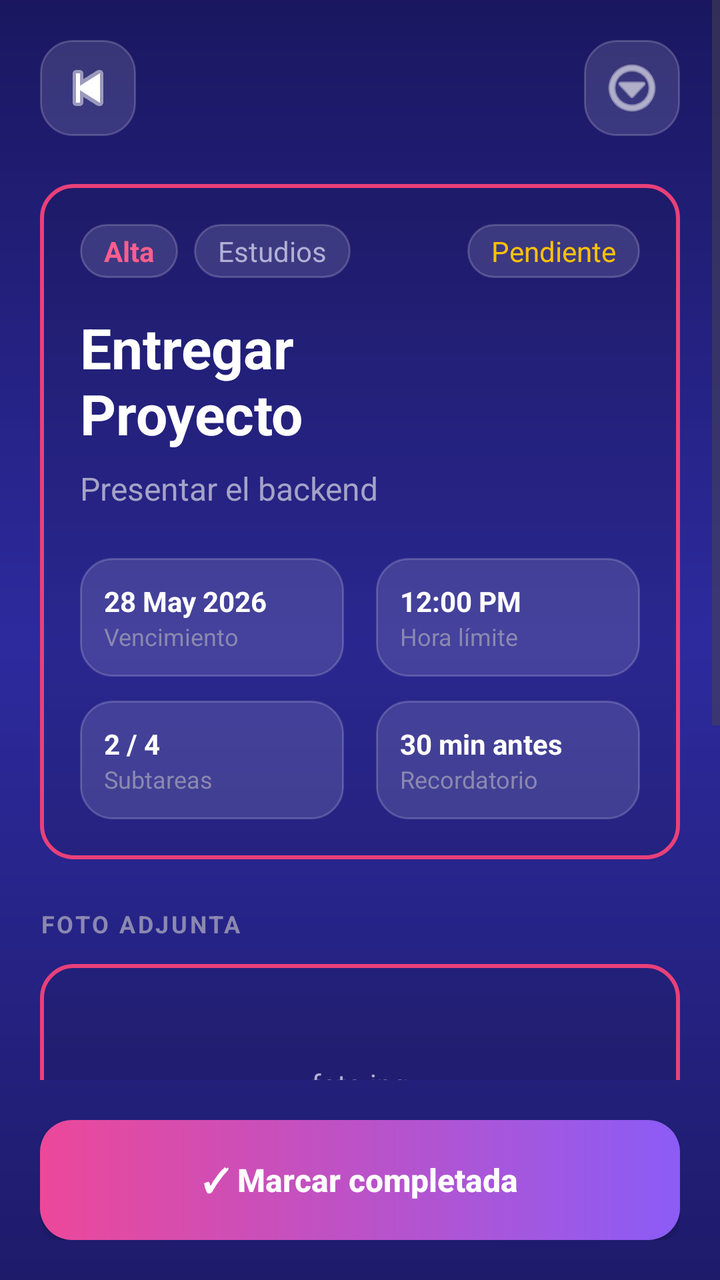
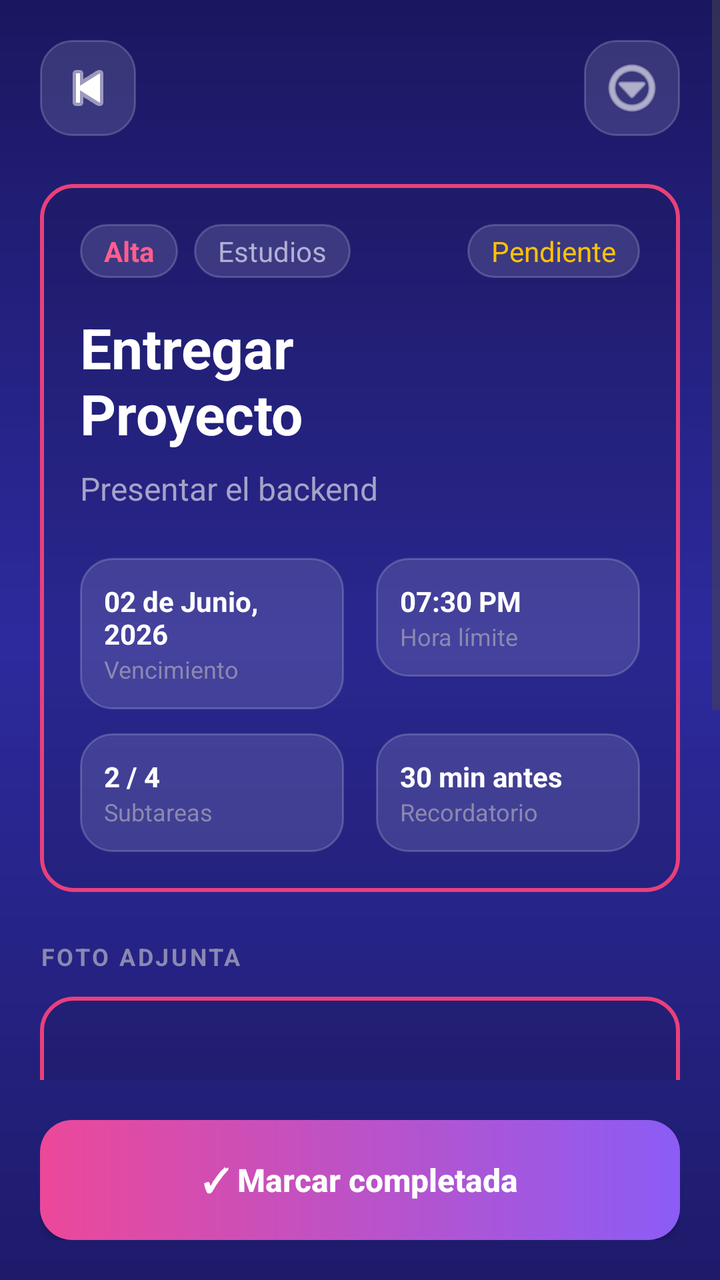

Two renders of the same Android screen: before a commit and after it. Below are the layout's source before the change and the commit's diff.
<!-- AndroidManifest.xml: application theme Theme.AppTareas -->
<!-- res/layout/detalle_tarea.xml -->
<?xml version="1.0" encoding="utf-8"?>
<androidx.constraintlayout.widget.ConstraintLayout
    xmlns:android="http://schemas.android.com/apk/res/android"
    xmlns:app="http://schemas.android.com/apk/res-auto"
    android:layout_width="match_parent"
    android:layout_height="match_parent"
    android:background="@drawable/bg_gradient_login">

    <ScrollView
        android:id="@+id/scrollView"
        android:layout_width="match_parent"
        android:layout_height="0dp"
        android:clipToPadding="false"
        android:paddingBottom="20dp"
        app:layout_constraintTop_toTopOf="parent"
        app:layout_constraintBottom_toTopOf="@+id/bottom_container"
        app:layout_constraintStart_toStartOf="parent"
        app:layout_constraintEnd_toEndOf="parent">

        <LinearLayout
            android:layout_width="match_parent"
            android:layout_height="wrap_content"
            android:orientation="vertical"
            android:padding="20dp">

            <RelativeLayout
                android:layout_width="match_parent"
                android:layout_height="wrap_content"
                android:layout_marginBottom="24dp">

                <ImageButton
                    android:id="@+id/btn_back"
                    android:layout_width="48dp"
                    android:layout_height="48dp"
                    android:layout_alignParentStart="true"
                    android:background="@drawable/bg_glass_input"
                    android:src="@android:drawable/ic_media_previous"
                    android:contentDescription="@string/desc_boton_volver"
                    app:tint="#FFFFFF" />

                <ImageButton
                    android:id="@+id/btn_options"
                    android:layout_width="48dp"
                    android:layout_height="48dp"
                    android:layout_alignParentEnd="true"
                    android:background="@drawable/bg_glass_input"
                    android:src="@android:drawable/ic_menu_more"
                    android:contentDescription="@string/desc_boton_opciones"
                    app:tint="#FFFFFF" />
            </RelativeLayout>

            <LinearLayout
                android:layout_width="match_parent"
                android:layout_height="wrap_content"
                android:background="@drawable/bg_option_selected"
                android:orientation="vertical"
                android:padding="20dp">

                <RelativeLayout
                    android:layout_width="match_parent"
                    android:layout_height="wrap_content"
                    android:layout_marginBottom="16dp">

                    <LinearLayout
                        android:layout_width="wrap_content"
                        android:layout_height="wrap_content"
                        android:orientation="horizontal">

                        <TextView
                            android:id="@+id/tv_prioridad"
                            android:layout_width="wrap_content"
                            android:layout_height="wrap_content"
                            android:text="@string/prioridad_alta"
                            android:textColor="#FF5E8E"
                            android:textStyle="bold"
                            android:paddingHorizontal="12dp"
                            android:paddingVertical="4dp"
                            android:background="@drawable/bg_glass_input" />

                        <TextView
                            android:id="@+id/tv_categoria"
                            android:layout_width="wrap_content"
                            android:layout_height="wrap_content"
                            android:layout_marginStart="8dp"
                            android:text="@string/cat_estudios"
                            android:textColor="#B3B0D6"
                            android:paddingHorizontal="12dp"
                            android:paddingVertical="4dp"
                            android:background="@drawable/bg_glass_input" />
                    </LinearLayout>

                    <TextView
                        android:id="@+id/tv_estado"
                        android:layout_width="wrap_content"
                        android:layout_height="wrap_content"
                        android:layout_alignParentEnd="true"
                        android:text="@string/estado_pendiente"
                        android:textColor="#FFC107"
                        android:paddingHorizontal="12dp"
                        android:paddingVertical="4dp"
                        android:background="@drawable/bg_glass_input" />
                </RelativeLayout>

                <TextView
                    android:id="@+id/tv_titulo_tarea"
                    android:layout_width="match_parent"
                    android:layout_height="wrap_content"
                    android:text="@string/titulo_tarea_ejemplo"
                    android:textColor="#FFFFFF"
                    android:textSize="28sp"
                    android:textStyle="bold"
                    android:layout_marginBottom="8dp"/>

                <TextView
                    android:id="@+id/tv_descripcion_tarea"
                    android:layout_width="match_parent"
                    android:layout_height="wrap_content"
                    android:text="@string/desc_tarea_ejemplo"
                    android:textColor="#A5A3C7"
                    android:textSize="16sp"
                    android:layout_marginBottom="24dp"/>

                <GridLayout
                    android:layout_width="match_parent"
                    android:layout_height="wrap_content"
                    android:columnCount="2"
                    android:rowCount="2">

                    <LinearLayout
                        android:layout_width="0dp"
                        android:layout_height="wrap_content"
                        android:layout_columnWeight="1"
                        android:layout_marginEnd="8dp"
                        android:layout_marginBottom="12dp"
                        android:background="@drawable/bg_glass_input"
                        android:orientation="vertical"
                        android:padding="12dp">
                        <TextView
                            android:layout_width="wrap_content"
                            android:layout_height="wrap_content"
                            android:text="@string/fecha_ejemplo"
                            android:textColor="#FFFFFF"
                            android:textStyle="bold"/>
                        <TextView
                            android:layout_width="wrap_content"
                            android:layout_height="wrap_content"
                            android:text="@string/label_vencimiento"
                            android:textColor="#8B88B1"
                            android:textSize="12sp"/>
                    </LinearLayout>

                    <LinearLayout
                        android:layout_width="0dp"
                        android:layout_height="wrap_content"
                        android:layout_columnWeight="1"
                        android:layout_marginStart="8dp"
                        android:layout_marginBottom="12dp"
                        android:background="@drawable/bg_glass_input"
                        android:orientation="vertical"
                        android:padding="12dp">
                        <TextView
                            android:layout_width="wrap_content"
                            android:layout_height="wrap_content"
                            android:text="@string/hora_ejemplo"
                            android:textColor="#FFFFFF"
                            android:textStyle="bold"/>
                        <TextView
                            android:layout_width="wrap_content"
                            android:layout_height="wrap_content"
                            android:text="@string/label_hora_limite"
                            android:textColor="#8B88B1"
                            android:textSize="12sp"/>
                    </LinearLayout>

                    <LinearLayout
                        android:layout_width="0dp"
                        android:layout_height="wrap_content"
                        android:layout_columnWeight="1"
                        android:layout_marginEnd="8dp"
                        android:background="@drawable/bg_glass_input"
                        android:orientation="vertical"
                        android:padding="12dp">
                        <TextView
                            android:layout_width="wrap_content"
                            android:layout_height="wrap_content"
                            android:text="@string/subtareas_ejemplo"
                            android:textColor="#FFFFFF"
                            android:textStyle="bold"/>
                        <TextView
                            android:layout_width="wrap_content"
                            android:layout_height="wrap_content"
                            android:text="@string/label_subtareas"
                            android:textColor="#8B88B1"
                            android:textSize="12sp"/>
                    </LinearLayout>

                    <LinearLayout
                        android:layout_width="0dp"
                        android:layout_height="wrap_content"
                        android:layout_columnWeight="1"
                        android:layout_marginStart="8dp"
                        android:background="@drawable/bg_glass_input"
                        android:orientation="vertical"
                        android:padding="12dp">
                        <TextView
                            android:layout_width="wrap_content"
                            android:layout_height="wrap_content"
                            android:text="@string/recordatorio_ejemplo"
                            android:textColor="#FFFFFF"
                            android:textStyle="bold"/>
                        <TextView
                            android:layout_width="wrap_content"
                            android:layout_height="wrap_content"
                            android:text="@string/label_recordatorio"
                            android:textColor="#8B88B1"
                            android:textSize="12sp"/>
                    </LinearLayout>

                </GridLayout>
            </LinearLayout>

            <TextView
                android:layout_width="wrap_content"
                android:layout_height="wrap_content"
                android:layout_marginTop="24dp"
                android:layout_marginBottom="12dp"
                android:text="@string/label_foto_adjunta"
                android:textColor="#8B88B1"
                android:textStyle="bold"
                android:letterSpacing="0.1"
                android:textSize="12sp"/>

            <FrameLayout
                android:layout_width="match_parent"
                android:layout_height="120dp"
                android:background="@drawable/bg_option_selected">
                <TextView
                    android:layout_width="wrap_content"
                    android:layout_height="wrap_content"
                    android:text="@string/foto_ejemplo"
                    android:textColor="#B3B0D6"
                    android:layout_gravity="center"/>
            </FrameLayout>

            <TextView
                android:layout_width="wrap_content"
                android:layout_height="wrap_content"
                android:layout_marginTop="24dp"
                android:layout_marginBottom="12dp"
                android:text="@string/label_ubicacion"
                android:textColor="#8B88B1"
                android:textStyle="bold"
                android:letterSpacing="0.1"
                android:textSize="12sp"/>

            <FrameLayout
                android:layout_width="match_parent"
                android:layout_height="100dp"
                android:background="@drawable/bg_option_selected"/>

        </LinearLayout>
    </ScrollView>

    <LinearLayout
        android:id="@+id/bottom_container"
        android:layout_width="match_parent"
        android:layout_height="wrap_content"
        android:orientation="horizontal"
        android:padding="20dp"
        app:layout_constraintBottom_toBottomOf="parent"
        app:layout_constraintStart_toStartOf="parent"
        app:layout_constraintEnd_toEndOf="parent">

        <androidx.appcompat.widget.AppCompatButton
            android:id="@+id/btn_completar"
            android:layout_width="0dp"
            android:layout_height="60dp"
            android:layout_weight="1"
            android:background="@drawable/bg_button_gradient"
            android:text="@string/btn_marcar_completada"
            android:textColor="#FFFFFF"
            android:textAllCaps="false"
            android:textStyle="bold"
            android:textSize="16sp"/>

    </LinearLayout>

</androidx.constraintlayout.widget.ConstraintLayout>
<!-- resources referenced by this layout -->
<resources>
  <!-- drawable bg_button_gradient (drawable) -->
  <?xml version="1.0" encoding="utf-8"?>
  <shape xmlns:android="http://schemas.android.com/apk/res/android"
      android:shape="rectangle">
      <gradient
          android:type="linear"
          android:angle="0"
          android:startColor="#FFEC4899"
          android:endColor="#FF8B5CF6" />
      <corners android:radius="16dp" />
  </shape>
  <!-- drawable bg_glass_input (drawable) -->
  <?xml version="1.0" encoding="utf-8"?>
  <shape xmlns:android="http://schemas.android.com/apk/res/android">
      <solid android:color="#20FFFFFF" />
  
      <corners android:radius="16dp" />
  
      <stroke
          android:width="1dp"
          android:color="#30FFFFFF" />
  </shape>
  <!-- drawable bg_gradient_login (drawable) -->
  <?xml version="1.0" encoding="utf-8"?>
  <shape xmlns:android="http://schemas.android.com/apk/res/android">
  
      <gradient
          android:type="linear"
          android:angle="160"
          android:startColor="#FF1A1760"
          android:centerColor="#FF2D2A9E"
          android:endColor="#FF1E1B6B" />
  
  
  </shape>
  <!-- drawable bg_option_selected (drawable) -->
  <?xml version="1.0" encoding="utf-8"?>
  <shape xmlns:android="http://schemas.android.com/apk/res/android">
      <solid android:color="#2015152A" />
  
      <corners android:radius="16dp" />
  
      <stroke
          android:width="2dp"
          android:color="#E9407A" />
  </shape>
  <string name="btn_marcar_completada">✓ Marcar completada</string>
  <string name="cat_estudios">Estudios</string>
  <string name="desc_boton_opciones">Opciones de la tarea</string>
  <string name="desc_boton_volver">Volver atrás</string>
  <string name="desc_tarea_ejemplo">Presentar el backend</string>
  <string name="estado_pendiente">Pendiente</string>
  <string name="fecha_ejemplo">28 May 2026</string>
  <string name="foto_ejemplo">foto.jpg</string>
  <string name="hora_ejemplo">12:00 PM</string>
  <string name="label_foto_adjunta">FOTO ADJUNTA</string>
  <string name="label_hora_limite">Hora límite</string>
  <string name="label_recordatorio">Recordatorio</string>
  <string name="label_subtareas">Subtareas</string>
  <string name="label_ubicacion">UBICACIÓN</string>
  <string name="label_vencimiento">Vencimiento</string>
  <string name="prioridad_alta">Alta</string>
  <string name="recordatorio_ejemplo">30 min antes</string>
  <string name="subtareas_ejemplo">2 / 4</string>
  <string name="titulo_tarea_ejemplo">Entregar\nProyecto</string>
  <style name="Theme.AppTareas" parent="Base.Theme.AppTareas" />
  <style name="Base.Theme.AppTareas" parent="Theme.Material3.DayNight.NoActionBar">
          
          
      </style>
</resources>

<!-- the commit's change to res/layout/detalle_tarea.xml (unified diff, before → after) -->
@@ -136,11 +136,13 @@
                         android:orientation="vertical"
                         android:padding="12dp">
                         <TextView
-                            android:layout_width="wrap_content"
-                            android:layout_height="wrap_content"
-                            android:text="@string/fecha_ejemplo"
-                            android:textColor="#FFFFFF"
-                            android:textStyle="bold"/>
+                            android:id="@+id/tv_fecha"
+                            android:layout_width="wrap_content"
+                            android:layout_height="wrap_content"
+                            android:text="02 de Junio, 2026"
+                            android:textColor="#FFFFFF"
+                            android:textStyle="bold"/>
+
                         <TextView
                             android:layout_width="wrap_content"
                             android:layout_height="wrap_content"
@@ -159,9 +161,10 @@
                         android:orientation="vertical"
                         android:padding="12dp">
                         <TextView
-                            android:layout_width="wrap_content"
-                            android:layout_height="wrap_content"
-                            android:text="@string/hora_ejemplo"
+                            android:id="@+id/tv_hora"
+                            android:layout_width="wrap_content"
+                            android:layout_height="wrap_content"
+                            android:text="07:30 PM"
                             android:textColor="#FFFFFF"
                             android:textStyle="bold"/>
                         <TextView
<!-- resource entries referenced after the edit -->
@@ -52,9 +52,7 @@
   <string name="desc_boton_volver">Volver atrás</string>
   <string name="desc_tarea_ejemplo">Presentar el backend</string>
   <string name="estado_pendiente">Pendiente</string>
-  <string name="fecha_ejemplo">28 May 2026</string>
   <string name="foto_ejemplo">foto.jpg</string>
-  <string name="hora_ejemplo">12:00 PM</string>
   <string name="label_foto_adjunta">FOTO ADJUNTA</string>
   <string name="label_hora_limite">Hora límite</string>
   <string name="label_recordatorio">Recordatorio</string>
